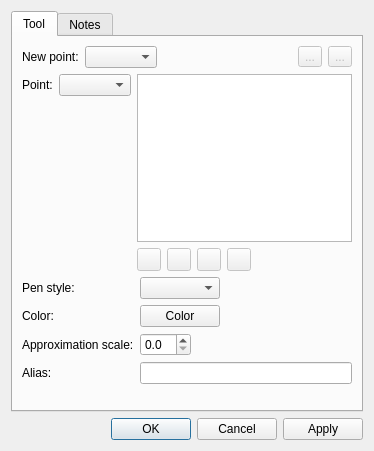
This is src/libs/vtools/dialogs/tools/dialogcubicbezierpath.ui in equinox-patterns/Ostara as Qt 5 draws it before an edit. The edited form follows.
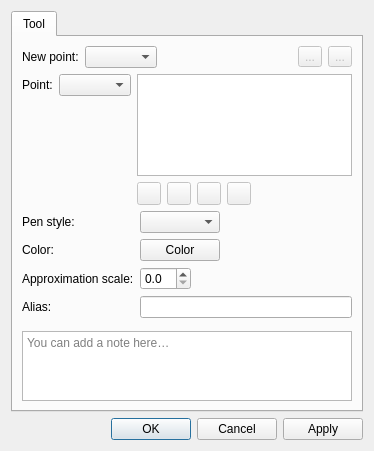
This is the edited form. Icons and pictures are not drawn. Custom widgets are drawn as their Qt base class.

Commit message: Dialog tools : notes → Tool, onglet Point, base point retiré

Patch:
```diff
--- a/src/libs/vtools/dialogs/tools/dialogcubicbezierpath.ui
+++ b/src/libs/vtools/dialogs/tools/dialogcubicbezierpath.ui
@@ -300,27 +300,43 @@
         </layout>
        </item>
        <item>
-        <spacer name="verticalSpacer">
-         <property name="orientation">
-          <enum>Qt::Orientation::Vertical</enum>
+        <layout class="QHBoxLayout" name="notesSeparatorLayout">
+         <property name="leftMargin">
+          <number>33</number>
          </property>
-         <property name="sizeHint" stdset="0">
-          <size>
-           <width>20</width>
-           <height>40</height>
-          </size>
+         <property name="rightMargin">
+          <number>33</number>
          </property>
-        </spacer>
+         <item>
+          <widget class="QFrame" name="notesSeparator">
+           <property name="minimumSize">
+            <size>
+             <width>0</width>
+             <height>1</height>
+            </size>
+           </property>
+           <property name="maximumSize">
+            <size>
+             <width>16777215</width>
+             <height>1</height>
+            </size>
+           </property>
+          </widget>
+         </item>
+        </layout>
        </item>
-      </layout>
-     </widget>
-     <widget class="QWidget" name="tab_2">
-      <attribute name="title">
-       <string>Notes</string>
-      </attribute>
-      <layout class="QVBoxLayout" name="verticalLayout_4">
        <item>
-        <widget class="QPlainTextEdit" name="plainTextEditToolNotes"/>
+        <widget class="QPlainTextEdit" name="plainTextEditToolNotes">
+         <property name="placeholderText">
+          <string>You can add a note here…</string>
+         </property>
+         <property name="maximumSize">
+          <size>
+           <width>16777215</width>
+           <height>100</height>
+          </size>
+         </property>
+        </widget>
        </item>
       </layout>
      </widget>
```
The commit also changes 77 other files.
